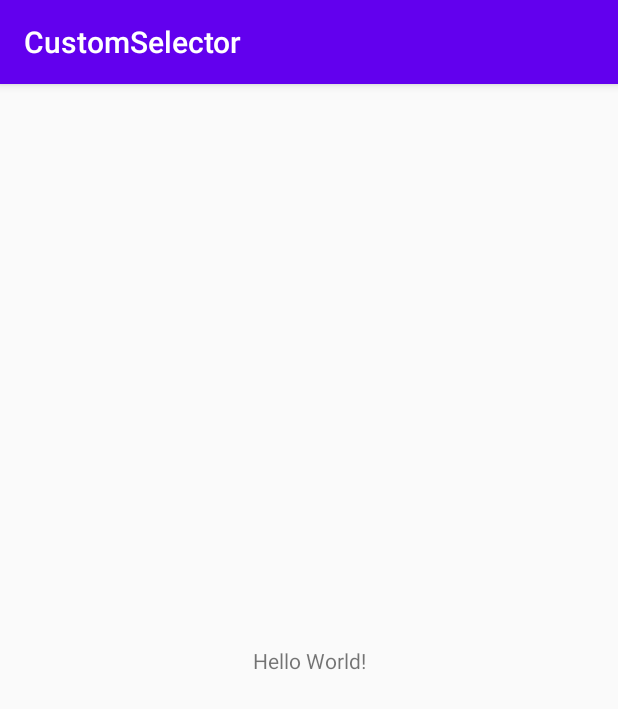
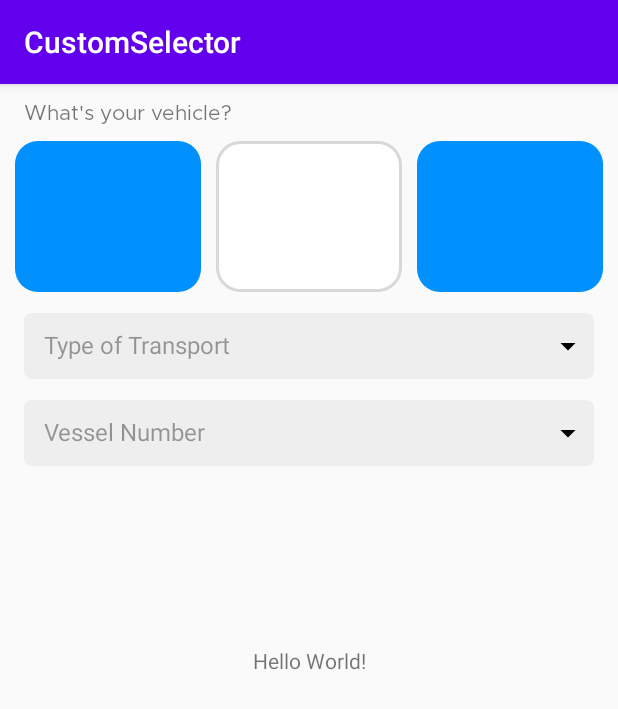
Before and after one commit to TORU0239/CustomSelector, an Android app: the screen it shows after launch (MainActivity), on a phone screen of 412 x 824 dp. Shown: the top 709 px of the screen. Run offline under Robolectric (Android 15) with nearby library versions, the phone set to English and light mode, and no system bars.

Commit message:
added custom view

```diff
--- /dev/null
+++ b/app/src/main/java/sg/toru/customselector/view/CustomSelector.kt
@@ -0,0 +1,74 @@
+package sg.toru.customselector.view
+
+import android.content.Context
+import android.util.AttributeSet
+import android.view.LayoutInflater
+import android.widget.TextView
+import androidx.constraintlayout.widget.ConstraintLayout
+import sg.toru.customselector.R
+
+class CustomSelector : ConstraintLayout {
+    constructor(context:Context):super(context){
+        init()
+    }
+    constructor(context: Context?, attrs: AttributeSet?) : super(context, attrs){
+        init()
+        getAttrs(attrs)
+    }
+    constructor(context: Context?, attrs: AttributeSet?, defStyleAttr: Int) : super(
+        context,
+        attrs,
+        defStyleAttr
+    )
+    {
+        init()
+        getAttrs(attrs)
+    }
+
+    private val currentSelectorType = KindOfSeelector.TRANSPORT
+    private val currentSelectedSubType = Transport.SEA
+
+    private fun init(){
+        val view = LayoutInflater.from(context).inflate(R.layout.layout_cusom_selector, this, false)
+        addView(view)
+
+        val typeOfTranportTxt = view.findViewById<TextView>(R.id.txt_selector_transport)
+        val numberOfTransportTxt = view.findViewById<TextView>(R.id.txt_selector_transport_number)
+        if(currentSelectorType == KindOfSeelector.TRANSPORT){
+            when(currentSelectedSubType){
+                Transport.AIR -> {
+                    typeOfTranportTxt.text = Transport.AIR.typeOfTransport
+                    numberOfTransportTxt.text = Transport.AIR.numberOfTransport
+                }
+                Transport.LAND ->{
+                    typeOfTranportTxt.text = Transport.LAND.typeOfTransport
+                    numberOfTransportTxt.text = Transport.LAND.numberOfTransport
+                }
+                Transport.SEA ->{
+                    typeOfTranportTxt.text = Transport.SEA.typeOfTransport
+                    numberOfTransportTxt.text = Transport.SEA.numberOfTransport
+                }
+            }
+        }
+    }
+
+    private fun getAttrs(attrs:AttributeSet?){
+
+    }
+}
+
+enum class KindOfSeelector{
+    TRANSPORT, RESIDENCE
+}
+
+// AIR : Type of Transport, Flight Number
+// LAND : Type of Transport, Vehicle Number
+// SEA : Type of Transport, Vessel Number
+
+enum class Transport(val kindOfTransport:String,
+                     val typeOfTransport:String,
+                     val numberOfTransport:String){
+    AIR("Air", "Type of Transport", "Flight Number"),
+    LAND("Land","Type of Transport", "Vehicle Number"),
+    SEA("Land","Type of Transport", "Vessel Number")
+}
--- /dev/null
+++ b/app/src/main/res/drawable/rect_cornered_textview_bg.xml
@@ -0,0 +1,8 @@
+<?xml version="1.0" encoding="utf-8"?>
+<shape xmlns:android="http://schemas.android.com/apk/res/android"
+    android:shape="rectangle">
+    <solid
+        android:color="#26A9A9A9"/>
+    <corners
+        android:radius="5dp"/>
+</shape>
--- a/app/src/main/res/layout/activity_main.xml
+++ b/app/src/main/res/layout/activity_main.xml
@@ -15,4 +15,10 @@
 		app:layout_constraintRight_toRightOf="parent"
 		app:layout_constraintTop_toTopOf="parent" />
 
+	<sg.toru.customselector.view.CustomSelector
+		android:layout_width="match_parent"
+		android:layout_height="wrap_content"
+		app:layout_constraintTop_toTopOf="parent"
+		app:layout_constraintStart_toStartOf="parent"/>
+
 </androidx.constraintlayout.widget.ConstraintLayout>
--- a/app/src/main/res/layout/layout_cusom_selector.xml
+++ b/app/src/main/res/layout/layout_cusom_selector.xml
@@ -77,9 +77,9 @@
         android:paddingEnd="5dp"
         android:paddingBottom="10dp"
         android:textColor="#61000000"
-        android:text="Type of Transport"
+        tools:text="Type of Transport"
         android:drawableEnd="@drawable/ic_icon_navigation_arrow_drop_down_24_px"
-        android:background="#26A9A9A9"
+        android:background="@drawable/rect_cornered_textview_bg"
         app:layout_constraintTop_toBottomOf="@id/img_text1"
         app:layout_constraintStart_toStartOf="@id/guideline_start_16dp"
         app:layout_constraintEnd_toEndOf="@id/guideline_end_16dp"/>
@@ -96,8 +96,8 @@
         android:paddingBottom="10dp"
         android:drawableEnd="@drawable/ic_icon_navigation_arrow_drop_down_24_px"
         android:textColor="#61000000"
-        android:text="Flight Number"
-        android:background="#26A9A9A9"
+        tools:text="Flight Number"
+        android:background="@drawable/rect_cornered_textview_bg"
         app:layout_constraintTop_toBottomOf="@id/txt_selector_transport"
         app:layout_constraintStart_toStartOf="@id/guideline_start_16dp"
         app:layout_constraintEnd_toEndOf="@id/guideline_end_16dp"/>
```
Also changed, not shown: 1 other file.
